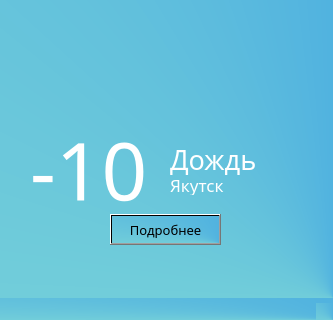
Above: 5.ui from Animila/PyWeather before the change; both pictures show x 0 to 333 and y 186 to 506 of the 333 by 506 pixel window. Below: the same form after it.
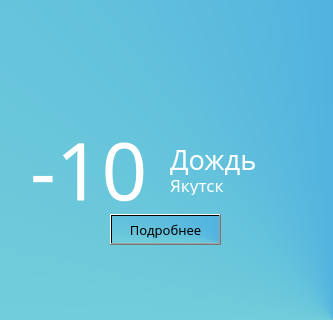
That is the form after the change. Icons and pictures are not drawn.

The edit to the form file:
```diff
--- a/5.ui
+++ b/5.ui
@@ -156,7 +156,7 @@
     <property name="geometry">
      <rect>
       <x>140</x>
-      <y>440</y>
+      <y>450</y>
       <width>61</width>
       <height>31</height>
      </rect>
@@ -226,7 +226,6 @@
     </rect>
    </property>
   </widget>
-  <widget class="QStatusBar" name="statusbar"/>
  </widget>
  <resources/>
  <connections/>
```
